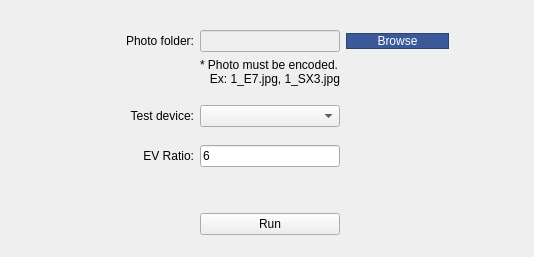
Before: the Qt Designer form NTU/Chou/newUI.ui in YuTing-Fang1999/FIH-tool, drawn with Qt 5.
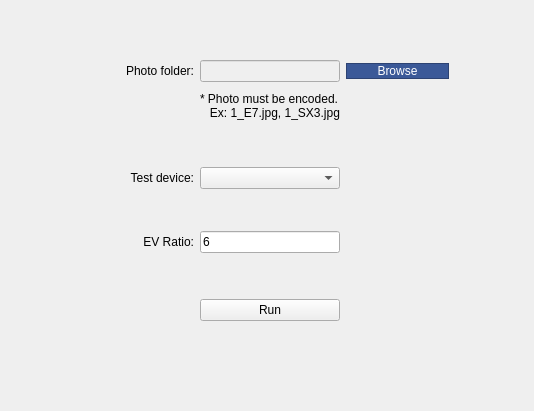
After: the same form once the commit is applied.

Patch:
```diff
--- a/NTU/Chou/newUI.ui
+++ b/NTU/Chou/newUI.ui
@@ -7,7 +7,7 @@
     <x>0</x>
     <y>0</y>
     <width>534</width>
-    <height>257</height>
+    <height>411</height>
    </rect>
   </property>
   <property name="windowTitle">
@@ -20,9 +20,9 @@
    <property name="geometry">
     <rect>
      <x>90</x>
-     <y>30</y>
+     <y>60</y>
      <width>359</width>
-     <height>205</height>
+     <height>261</height>
     </rect>
    </property>
    <layout class="QGridLayout" name="gridLayout" rowstretch="2,2,2,2,2,0,0,0" rowminimumheight="2,2,2,2,2,0,0,0">
@@ -49,19 +49,6 @@
       </property>
      </widget>
     </item>
-    <item row="4" column="0">
-     <spacer name="verticalSpacer">
-      <property name="orientation">
-       <enum>Qt::Vertical</enum>
-      </property>
-      <property name="sizeHint" stdset="0">
-       <size>
-        <width>20</width>
-        <height>40</height>
-       </size>
-      </property>
-     </spacer>
-    </item>
     <item row="5" column="2">
      <spacer name="horizontalSpacer_4">
       <property name="orientation">
@@ -201,19 +188,6 @@
       </property>
      </widget>
     </item>
-    <item row="6" column="0">
-     <spacer name="verticalSpacer_2">
-      <property name="orientation">
-       <enum>Qt::Vertical</enum>
-      </property>
-      <property name="sizeHint" stdset="0">
-       <size>
-        <width>20</width>
-        <height>40</height>
-       </size>
-      </property>
-     </spacer>
-    </item>
     <item row="2" column="1">
      <spacer name="verticalSpacer_3">
       <property name="orientation">
@@ -227,6 +201,32 @@
       </property>
      </spacer>
     </item>
+    <item row="4" column="1">
+     <spacer name="verticalSpacer">
+      <property name="orientation">
+       <enum>Qt::Vertical</enum>
+      </property>
+      <property name="sizeHint" stdset="0">
+       <size>
+        <width>20</width>
+        <height>40</height>
+       </size>
+      </property>
+     </spacer>
+    </item>
+    <item row="6" column="1">
+     <spacer name="verticalSpacer_4">
+      <property name="orientation">
+       <enum>Qt::Vertical</enum>
+      </property>
+      <property name="sizeHint" stdset="0">
+       <size>
+        <width>20</width>
+        <height>40</height>
+       </size>
+      </property>
+     </spacer>
+    </item>
    </layout>
   </widget>
  </widget>
```
